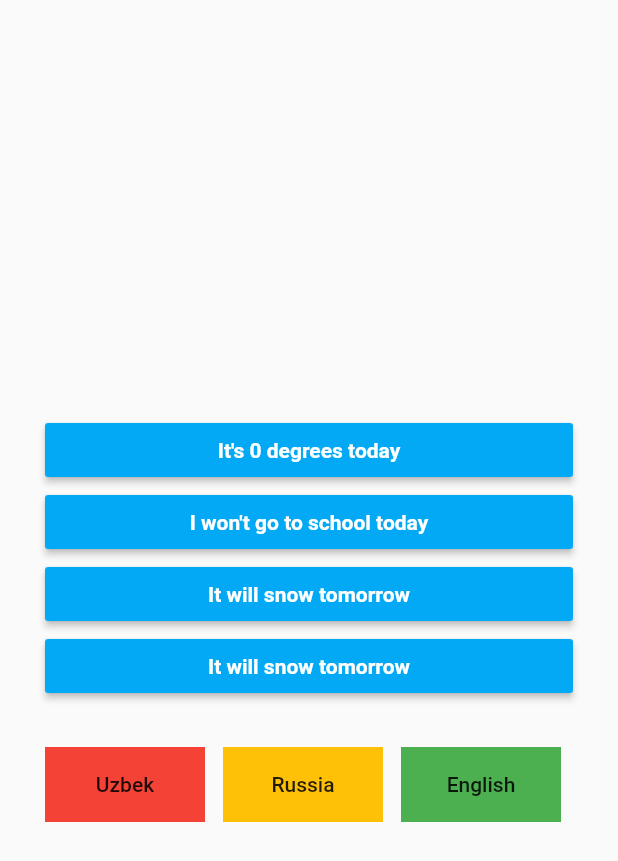
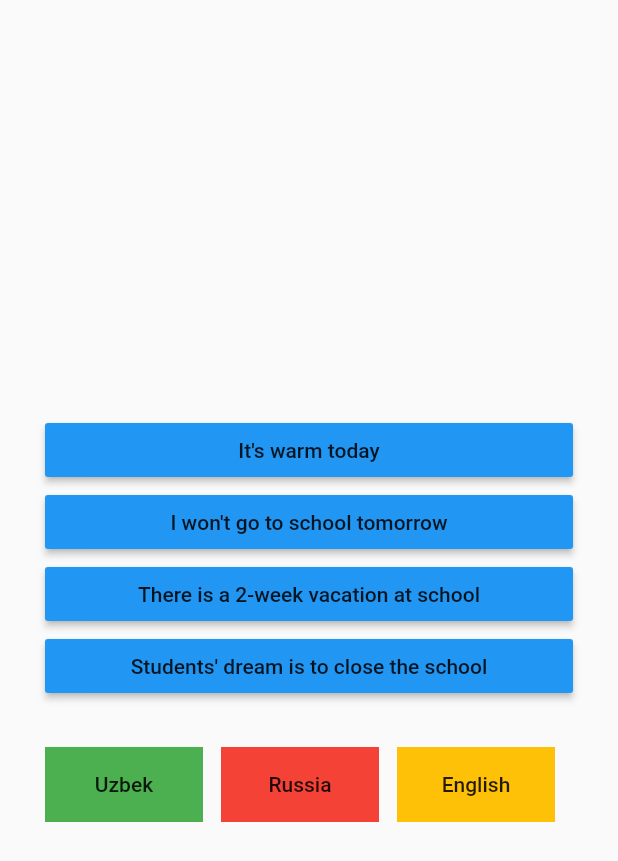
Before and after one commit to bahromnematov/package2_flutter, a Flutter app: the screen it shows after launch, on a phone screen of 412 x 824 dp. Shown: the top 861 px of the screen. Run offline on Flutter 3.47's test engine with Material 2 defaults, Android fonts, the phone set to English and light mode, and no system bars; our stand-ins replace easy_localization.

Commit message:
upload easyLocalization

```diff
--- a/assets/translation/en-US.json
+++ /dev/null
@@ -1,6 +0,0 @@
-{
-  "text1": "It's 0 degrees today",
-  "text2": "I won't go to school today",
-  "text3": "It will snow tomorrow",
-  "text4": "Today is not Abdurrahman's birthday"
-}
--- a/assets/translation/ru-RU.json
+++ /dev/null
@@ -1,6 +0,0 @@
-{
-  "text1": "Сегодня 0 градусов",
-  "text2": "Я не пойду сегодня в школу",
-  "text3": "Завтра будет снег",
-  "text4": "Сегодня не день рождения Абдуррахмана"
-}
--- a/assets/translation/uz-UZ.json
+++ /dev/null
@@ -1,6 +0,0 @@
-{
-  "text1": "Bugun havo 0 gradus",
-  "text2": "Bugun maktabga bormayman",
-  "text3": "Ertaga qor Yog'adi",
-  "text4": "Bugun Abdurahmonning tug'ulgan kuni emas"
-}
--- /dev/null
+++ b/assets/translations/en-US.json
@@ -0,0 +1,7 @@
+{
+  "text1": "It's warm today",
+  "text2": "I won't go to school tomorrow",
+  "text3": "There is a 2-week vacation at school",
+  "text4": "Students' dream is to close the school"
+
+}
--- /dev/null
+++ b/assets/translations/ru-RU.json
@@ -0,0 +1,6 @@
+{
+  "text1": "Сегодня тепло",
+  "text2": "Я не пойду завтра в школу",
+  "text3": "В школе 2-недельные каникулы",
+  "text4": "Мечта учеников — закрыть школу"
+}
--- /dev/null
+++ b/assets/translations/uz-UZ.json
@@ -0,0 +1,6 @@
+{
+  "text1": "Bugun havo iliq",
+  "text2": "Ertaga maktabga bormayman",
+  "text3": "Maktabda 2 hafta kanukul beriladi",
+  "text4": "O'quvchilarning orzusi maktab yopilishi"
+}
--- a/lib/main.dart
+++ b/lib/main.dart
@@ -1,11 +1,11 @@
 import 'package:flutter/material.dart';
+import 'package:easy_localization/easy_localization.dart';
 import 'package:package2_flutter/pages/home_page.dart';
-import 'package:flutter_localizations/flutter_localizations.dart';
-import 'package:easy_localization/easy_localization.dart';
 
 void main() async {
   WidgetsFlutterBinding.ensureInitialized();
   await EasyLocalization.ensureInitialized();
+
   runApp(
     EasyLocalization(
         supportedLocales: [
@@ -13,15 +13,14 @@ void main() async {
           Locale('ru', 'RU'),
           Locale('uz', 'UZ')
         ],
-        path: 'assets/translation',
+        path: 'assets/translations',
+        // <-- change the path of the translation files
         fallbackLocale: Locale('en', 'US'),
         child: MyApp()),
   );
 }
 
 class MyApp extends StatelessWidget {
-  const MyApp({super.key});
-
   @override
   Widget build(BuildContext context) {
     return MaterialApp(
--- a/lib/pages/home_page.dart
+++ b/lib/pages/home_page.dart
@@ -19,34 +19,24 @@ class _HomePageState extends State<HomePage> {
           crossAxisAlignment: CrossAxisAlignment.stretch,
           children: [
             MaterialButton(
-              child: Text("text1".tr(),
-                  style: TextStyle(
-                      color: Colors.white, fontWeight: FontWeight.bold)),
-              color: Colors.lightBlue,
               onPressed: () {},
+              color: Colors.blue,
+              child: Text("text1".tr()),
             ),
             MaterialButton(
-              child: Text(
-                "text2".tr(),
-                style:
-                    TextStyle(color: Colors.white, fontWeight: FontWeight.bold),
-              ),
-              color: Colors.lightBlue,
               onPressed: () {},
+              color: Colors.blue,
+              child: Text("text2".tr()),
             ),
             MaterialButton(
-              child: Text("text3".tr(),
-                  style: TextStyle(
-                      color: Colors.white, fontWeight: FontWeight.bold)),
-              color: Colors.lightBlue,
               onPressed: () {},
+              color: Colors.blue,
+              child: Text("text3".tr()),
             ),
             MaterialButton(
-              child: Text("text3".tr(),
-                  style: TextStyle(
-                      color: Colors.white, fontWeight: FontWeight.bold)),
-              color: Colors.lightBlue,
               onPressed: () {},
+              color: Colors.blue,
+              child: Text("text4".tr()),
             ),
             SizedBox(
               height: 30,
@@ -55,18 +45,28 @@ class _HomePageState extends State<HomePage> {
               child: Row(
                 children: [
                   Expanded(
-                    child: Container(
-                      height: 50,
-                      color: Colors.red,
-                      child: Center(
+                      child: Container(
+                          height: 50,
+                          color: Colors.green,
                           child: MaterialButton(
-                        onPressed: () {
-                          context.setLocale(Locale("uz", "UZ"));
-                        },
-                        child: Text("Uzbek"),
-                      )),
-                    ),
+                            onPressed: () {
+                              context.setLocale(Locale('uz', 'UZ'));
+                            },
+                            child: Text("Uzbek"),
+                          ))),
+                  SizedBox(
+                    width: 12,
                   ),
+                  Expanded(
+                      child: Container(
+                          height: 50,
+                          color: Colors.red,
+                          child: MaterialButton(
+                            onPressed: () {
+                              context.setLocale(Locale('ru', 'RU'));
+                            },
+                            child: Text("Russia"),
+                          ))),
                   SizedBox(
                     width: 12,
                   ),
@@ -76,27 +76,12 @@ class _HomePageState extends State<HomePage> {
                           color: Colors.amber,
                           child: MaterialButton(
                             onPressed: () {
-                              context.setLocale(Locale("ru", "RU"));
+                              context.setLocale(Locale('en', 'US'));
                             },
-                            child: Text("Russia"),
+                            child: Text("English"),
                           ))),
                   SizedBox(
                     width: 12,
-                  ),
-                  Expanded(
-                      child: Container(
-                    height: 50,
-                    color: Colors.green,
-                    child: Center(
-                        child: MaterialButton(
-                      onPressed: () {
-                        context.setLocale(Locale("en", "US"));
-                      },
-                      child: Text("English"),
-                    )),
-                  )),
-                  SizedBox(
-                    width: 8,
                   ),
                 ],
               ),
```
Also changed, not shown: pubspec.yaml (+1 -21 lines).
